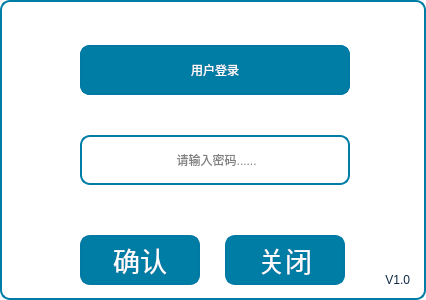
The window that SS_GDE/UserLgoin/userlogin.ui (Micheal1022/SS_GDS) describes before a commit, drawn with Qt 5.
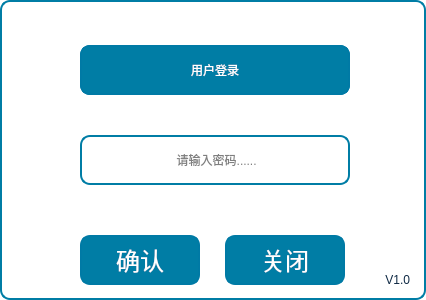
The same window after the commit. Icons and pictures are not drawn.

Patch:
```diff
--- a/SS_GDE/UserLgoin/userlogin.ui
+++ b/SS_GDE/UserLgoin/userlogin.ui
@@ -102,7 +102,7 @@
    <property name="font">
     <font>
      <family>微软雅黑</family>
-     <pointsize>20</pointsize>
+     <pointsize>18</pointsize>
      <weight>50</weight>
      <italic>false</italic>
      <bold>false</bold>
@@ -143,7 +143,7 @@
    <property name="font">
     <font>
      <family>微软雅黑</family>
-     <pointsize>20</pointsize>
+     <pointsize>18</pointsize>
      <weight>50</weight>
      <italic>false</italic>
      <bold>false</bold>
```
Left out of the diff: 4 changed lines with no effect on the pictures.
